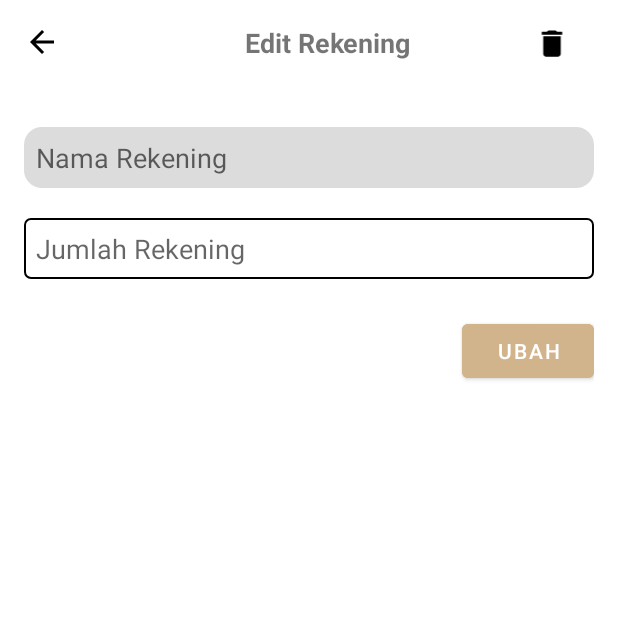
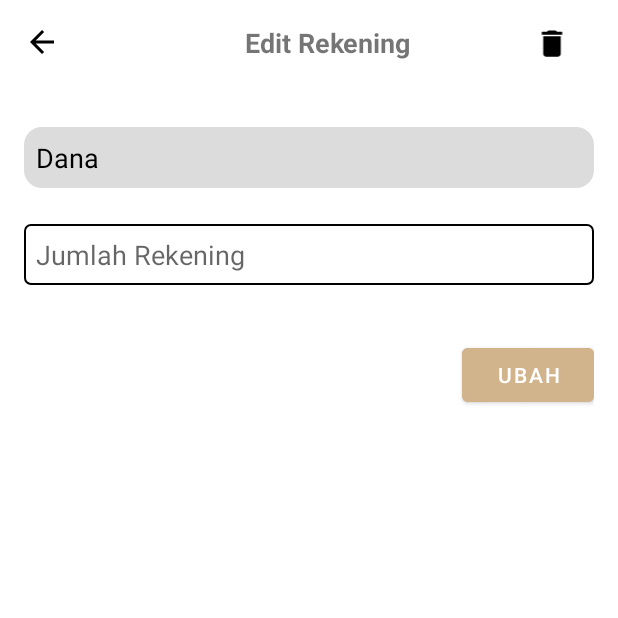
Before and after one commit to MhmdFahreza/ReNote, an Android app: the RekeningFragment screen opened through its navigation route, after a tap on "Edit", on a phone screen of 412 x 824 dp, the top half of it. Run offline under Robolectric (Android 15) with nearby library versions, the phone set to English and light mode, and no system bars; our stand-ins replace navigation-ui.

Commit message:
Update Rekening

```diff
--- a/app/src/main/java/com/piggybank/renote/ui/rekening/EditRekening.kt
+++ b/app/src/main/java/com/piggybank/renote/ui/rekening/EditRekening.kt
@@ -6,6 +6,7 @@ import android.view.View
 import android.view.ViewGroup
 import androidx.fragment.app.Fragment
 import androidx.navigation.fragment.findNavController
+import androidx.navigation.fragment.navArgs
 import com.google.android.material.bottomnavigation.BottomNavigationView
 import com.piggybank.renote.R
 import com.piggybank.renote.databinding.FragmentEditRekeningBinding
@@ -15,10 +16,13 @@ class EditRekening : Fragment(R.layout.fragment_edit_rekening) {
     private var _binding: FragmentEditRekeningBinding? = null
     private val binding get() = _binding!!
 
+    // Menggunakan navArgs untuk menerima data dari fragment sebelumnya
+    private val args: EditRekeningArgs by navArgs()
+
     override fun onCreateView(
         inflater: LayoutInflater, container: ViewGroup?,
         savedInstanceState: Bundle?
-    ): View {
+    ): View? {
         _binding = FragmentEditRekeningBinding.inflate(inflater, container, false)
         return binding.root
     }
@@ -26,8 +30,13 @@ class EditRekening : Fragment(R.layout.fragment_edit_rekening) {
     override fun onViewCreated(view: View, savedInstanceState: Bundle?) {
         super.onViewCreated(view, savedInstanceState)
 
+        // Menyembunyikan BottomNavigationView
         val bottomNavigationView = requireActivity().findViewById<BottomNavigationView>(R.id.nav_view)
         bottomNavigationView?.visibility = View.GONE
+
+        // Menampilkan nama rekening yang dipilih di EditText yang hanya bisa dibaca
+        binding.rekeningNameEdit.setText(args.rekening.name) // Nama rekening yang dipilih
+        binding.rekeningNameEdit.isEnabled = false // Membuat EditText tidak bisa diedit
 
         binding.iconBack.setOnClickListener {
             findNavController().navigateUp()
@@ -38,6 +47,7 @@ class EditRekening : Fragment(R.layout.fragment_edit_rekening) {
         super.onDestroyView()
         _binding = null
 
+        // Menampilkan kembali BottomNavigationView
         val bottomNavigationView = requireActivity().findViewById<BottomNavigationView>(R.id.nav_view)
         bottomNavigationView?.visibility = View.VISIBLE
     }
--- a/app/src/main/java/com/piggybank/renote/ui/rekening/Rekening.kt
+++ b/app/src/main/java/com/piggybank/renote/ui/rekening/Rekening.kt
@@ -1,6 +1,10 @@
 package com.piggybank.renote.ui.rekening
 
+import android.os.Parcelable
+import kotlinx.android.parcel.Parcelize
+
+@Parcelize
 data class Rekening(
     val name: String,
     val uang: Long
-)
+) : Parcelable
--- a/app/src/main/java/com/piggybank/renote/ui/rekening/RekeningFragment.kt
+++ b/app/src/main/java/com/piggybank/renote/ui/rekening/RekeningFragment.kt
@@ -21,7 +21,7 @@ class RekeningFragment : Fragment() {
     override fun onCreateView(
         inflater: LayoutInflater, container: ViewGroup?,
         savedInstanceState: Bundle?
-    ): View? {
+    ): View {
         rekeningViewModel = ViewModelProvider(requireActivity()).get(RekeningViewModel::class.java)
 
         _binding = FragmentRekeningBinding.inflate(inflater, container, false)
@@ -33,7 +33,9 @@ class RekeningFragment : Fragment() {
 
         rekeningViewModel.rekeningList.observe(viewLifecycleOwner) { rekeningList ->
             val adapter = RekeningAdapter(rekeningList, { rekening ->
-                findNavController().navigate(R.id.action_rekeningFragment_to_editRekening)
+                // Navigasi menggunakan Safe Args untuk mengirim data rekening
+                val action = RekeningFragmentDirections.actionRekeningFragmentToEditRekening(rekening)
+                findNavController().navigate(action)
             }, rekeningViewModel::formatCurrency) // Pass the format function
             binding.rekeningList.layoutManager = LinearLayoutManager(requireContext())
             binding.rekeningList.adapter = adapter
--- a/app/src/main/res/layout/fragment_edit_rekening.xml
+++ b/app/src/main/res/layout/fragment_edit_rekening.xml
@@ -41,12 +41,12 @@
             android:contentDescription="@string/hapus"
             android:padding="16dp"
             android:src="@drawable/ic_delete"
+            app:layout_constraintBottom_toBottomOf="@id/title_edit_rekening"
             app:layout_constraintEnd_toEndOf="parent"
-            app:layout_constraintTop_toTopOf="@id/title_edit_rekening"
-            app:layout_constraintBottom_toBottomOf="@id/title_edit_rekening" />
+            app:layout_constraintTop_toTopOf="@id/title_edit_rekening" />
 
         <EditText
-            android:id="@+id/input_nama_rekening"
+            android:id="@+id/rekeningNameEdit"
             android:layout_width="match_parent"
             android:layout_height="wrap_content"
             android:layout_marginTop="44dp"
@@ -60,30 +60,34 @@
             app:layout_constraintStart_toStartOf="parent"
             app:layout_constraintTop_toBottomOf="@id/title_edit_rekening" />
 
+
         <EditText
-            android:id="@+id/input_jumlah_rekening"
+            android:id="@+id/rekeningJumlahEdit"
             android:layout_width="match_parent"
             android:layout_height="wrap_content"
-            android:layout_marginTop="20dp"
+            android:layout_marginTop="24dp"
             android:autofillHints="autofillHintCreditCardNumber"
             android:background="@drawable/edit_text_stroke"
             android:hint="@string/jumlah_rekening"
             android:inputType="number"
             android:padding="8dp"
             app:layout_constraintEnd_toEndOf="parent"
+            app:layout_constraintHorizontal_bias="1.0"
             app:layout_constraintStart_toStartOf="parent"
-            app:layout_constraintTop_toBottomOf="@id/input_nama_rekening" />
-
+            app:layout_constraintTop_toBottomOf="@id/rekeningNameEdit" />
 
         <Button
             android:id="@+id/button_simpan"
             android:layout_width="wrap_content"
             android:layout_height="wrap_content"
-            android:layout_marginTop="24dp"
+            android:layout_marginTop="36dp"
             android:backgroundTint="#D2B48C"
             android:text="@string/ubah"
             android:textColor="#FFFFFF"
             app:layout_constraintEnd_toEndOf="parent"
-            app:layout_constraintTop_toBottomOf="@id/input_jumlah_rekening" />
+            app:layout_constraintHorizontal_bias="1.0"
+            app:layout_constraintStart_toStartOf="parent"
+            app:layout_constraintTop_toBottomOf="@+id/rekeningJumlahEdit" />
+
     </androidx.constraintlayout.widget.ConstraintLayout>
 </FrameLayout>
--- a/app/src/main/res/navigation/mobile_navigation.xml
+++ b/app/src/main/res/navigation/mobile_navigation.xml
@@ -62,6 +62,10 @@
         android:id="@+id/navigation_editRekening"
         android:name="com.piggybank.renote.ui.rekening.EditRekening"
         android:label="Edit Rekening"
-        tools:layout="@layout/fragment_edit_rekening" />
+        tools:layout="@layout/fragment_edit_rekening">
+        <argument
+            android:name="rekening"
+            app:argType="com.piggybank.renote.ui.rekening.Rekening" />
+    </fragment>
 
 </navigation>
```
